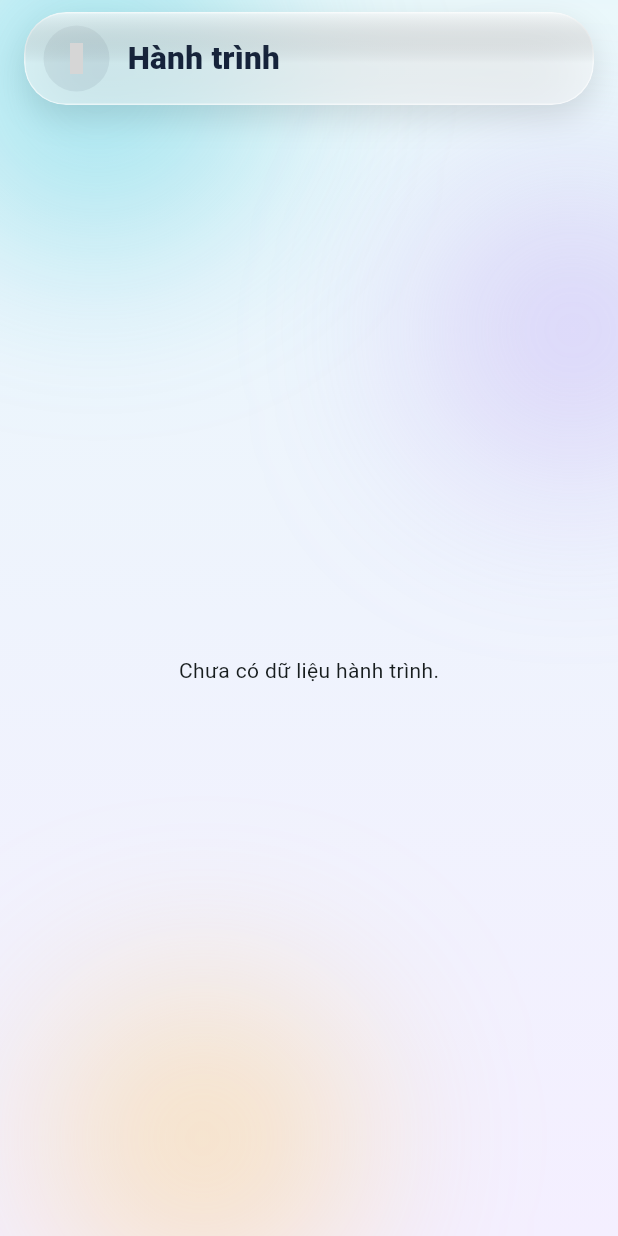
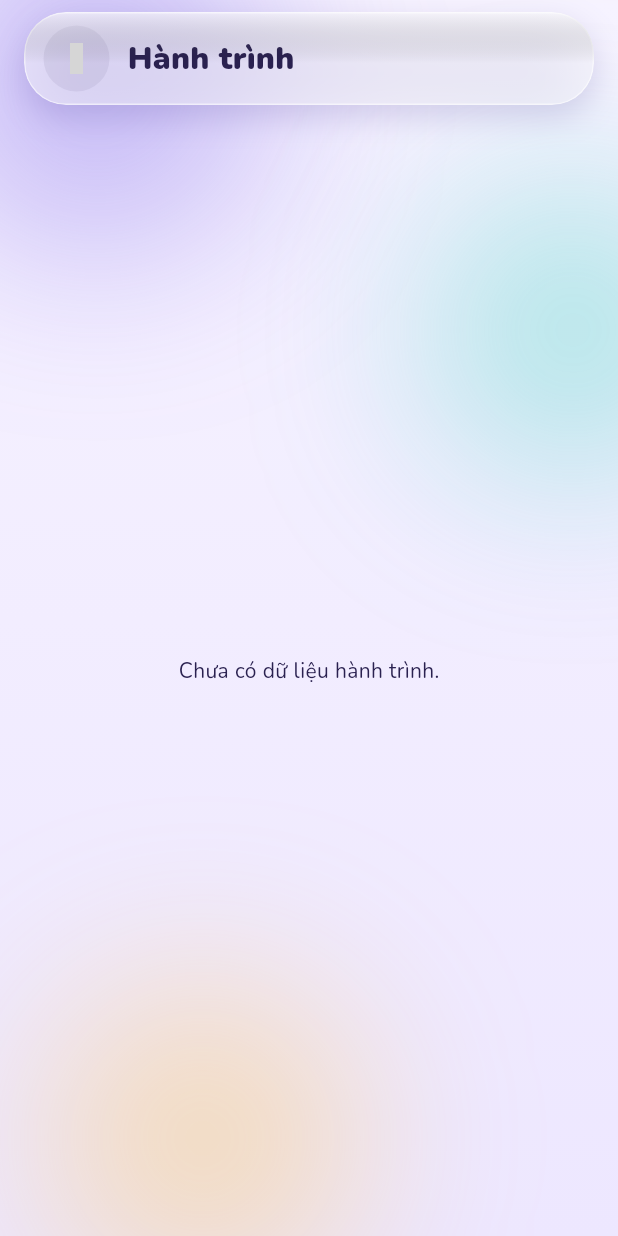
Before and after one commit to hvan128/wonderlens, a Flutter app: the TimelineScreen screen opened by its route, on a phone screen of 412 x 824 dp. Run offline on Flutter 3.47's test engine with Material 3 defaults, Android fonts, the phone set to English and light mode, and no system bars; drawn by our look-alikes of flutter_animate; our stand-ins replace camera, confetti, flutter_riverpod, flutter_tts, go_router, google_fonts and 5 more; accounts and stored records are empty; grey boxes are pictures that could not be loaded.

Commit message:
TASK-015: re-skin UI tông tím + mascot Tia + typography (giữ luồng main)
Áp lại lớp visual của bản redesign "mockup v2" (đã bị revert 76215be) lên main,
KHÔNG gộp Learn & Play và KHÔNG thêm luồng phim AI — giữ nguyên timeline + journey_video.

- Palette/tokens/app_theme: teal → tím #6B4EE6 (giữ tên biến để tương thích call-site)
- Typography mới: Fredoka (display) + Nunito (body) qua google_fonts
- Mascot Tia (CustomPaint) + gắn vào màn Onboarding; wordmark/body đổi sang Fredoka/Nunito
- Component: wonder_button (foreground/glow), wonder_background, wonder_progress (mới), ui.dart, phosphor_compat
- ADR typography tái đánh số 006 → 010 (tránh đụng ADR-006-on-device-object-cutout)
- Thêm dependency google_fonts; .gitignore bỏ qua .idea/.vscode
- Fix test fail có sẵn do revert: share_test mong '🏅 Giấy' nhưng widget render icon + 'Giấy'

Không đụng file member (router/main/object_content/Learn&Play). analyze sạch, 18/18 test pass, build apk debug ok.

Co-Authored-By: Claude Opus 4.8 (1M context) <noreply@anthropic.com>

```diff
--- a/app/lib/theme/wonder_tokens.dart
+++ b/app/lib/theme/wonder_tokens.dart
@@ -4,58 +4,132 @@ import 'package:flutter/material.dart';
 /// WonderLens design tokens — nguồn sự thật duy nhất cho toàn bộ giao diện.
 /// Mọi component/màn hình lấy màu, khoảng cách, bo góc, độ mờ kính, thời lượng
 /// & đường cong animation từ đây để UI luôn đồng bộ.
+///
+/// v2 — "luồng video AI": bảng màu xoay quanh **tím kỳ diệu** (#6B4EE6) + vàng
+/// tia sáng (#FFC23C), nền oải hương dịu, mực chữ ánh tím. Bám sát
+/// `wonderlens-mockup.html`. Tên token cũ (teal/cyan/sky…) được giữ làm **bí danh
+/// tương thích** để không phải sửa từng call-site; giá trị đã ánh xạ sang hệ tím.
 /// ============================================================================
 
 /// Bảng màu thương hiệu.
 abstract final class WonderColors {
-  // Màu chủ đạo — teal vui mắt, phối sky/grape/sunny/mint cho cảm giác cầu vồng.
-  static const Color teal = Color(0xFF26C6DA);
-  static const Color tealDeep = Color(0xFF0E97AC);
-  static const Color cyan = Color(0xFF22D3EE);
-  static const Color sky = Color(0xFF38BDF8);
-  static const Color indigo = Color(0xFF7C8CF8);
-  static const Color grape = Color(0xFFB794F4);
-  static const Color mint = Color(0xFF5EEAD4);
-  static const Color sunny = Color(0xFFFFC857);
-  static const Color coral = Color(0xFFFF8A65);
+  // —— Hệ tím kỳ diệu (canonical) ——
+  /// Tím chủ đạo — màu thương hiệu.
+  static const Color wonder = Color(0xFF6B4EE6);
 
-  // Nền tối cho kính đặt trên camera (chữ trắng luôn đọc rõ).
-  static const Color ink = Color(0xFF0B1220);
-  static const Color inkSoft = Color(0xFF14203A);
+  /// Tím sâu — dùng cho mực nhấn, đáy gradient, chữ trên kính sáng.
+  static const Color wonderDeep = Color(0xFF3A2A8C);
 
-  // Mực chữ trên nền sáng.
-  static const Color textStrong = Color(0xFF15233B);
-  static const Color textSoft = Color(0xFF54657F);
+  /// Tím nhạt (oải hương) — nền chip, vùng nhấn dịu.
+  static const Color wonderSoft = Color(0xFFEDE7FF);
 
-  // Nền sáng cho các màn nội dung.
-  static const Color canvasTop = Color(0xFFEAF8FB);
-  static const Color canvasBottom = Color(0xFFF4EFFF);
+  /// Tím sáng — đỉnh gradient nút/halo.
+  static const Color violet = Color(0xFF7C5BFF);
+
+  /// Tím-chàm trung gian cho gradient.
+  static const Color indigoDeep = Color(0xFF5B3FD6);
+
+  /// Vàng tia sáng — màu phụ rực rỡ (CTA, huy hiệu, sparkle).
+  static const Color spark = Color(0xFFFFC23C);
+
+  /// Mực nâu trên nền vàng tia sáng (đủ tương phản, ấm).
+  static const Color onSpark = Color(0xFF4A2E00);
+
+  // —— Bí danh tương thích (giá trị đã ánh xạ sang hệ tím) ——
+  /// (legacy "teal") → tím chủ đạo.
+  static const Color teal = wonder;
+
+  /// (legacy "tealDeep") → tím sâu.
+  static const Color tealDeep = wonderDeep;
+
+  /// (legacy "cyan") → tím sáng (đỉnh gradient).
+  static const Color cyan = violet;
+
+  /// Xanh trời phụ — giữ cho dải cầu vồng & vài điểm nhấn mát.
+  static const Color sky = Color(0xFF4FC3F7);
+
+  /// (legacy "indigo") → tím-chàm trung gian.
+  static const Color indigo = indigoDeep;
+
+  /// Tím nho — nhấn phụ (wordmark, nút chia sẻ).
+  static const Color grape = Color(0xFF8B6FE8);
+
+  /// Bạc hà — điểm nhấn tươi (live-chip camera, thanh tiến độ).
+  static const Color mint = Color(0xFF2FD3BC);
+
+  /// (legacy "sunny") → vàng tia sáng.
+  static const Color sunny = spark;
+
+  /// San hô — cảnh báo nhẹ / nhãn "MỚI".
+  static const Color coral = Color(0xFFFF7A8A);
+
+  // —— Nền tối cho kính đặt trên camera (chữ trắng luôn đọc rõ) ——
+  static const Color ink = Color(0xFF14102E);
+  static const Color inkSoft = Color(0xFF2B2550);
+
+  // —— Mực chữ trên nền sáng ——
+  static const Color textStrong = Color(0xFF2A2150);
+  static const Color textSoft = Color(0xFF736A99);
+  static const Color textFaint = Color(0xFFA9A1C9);
+
+  // —— Nền sáng cho các màn nội dung (oải hương) ——
+  static const Color canvasTop = Color(0xFFF7F3FF);
+  static const Color canvasBottom = Color(0xFFEDE7FF);
+
+  // —— Mã màu vật liệu (đồng bộ huy hiệu / nhãn lưới) ——
+  static const Color matPlastic = Color(0xFF4FB0F7); // Nhựa
+  static const Color matMetal = Color(0xFF9AA3B8); // Kim loại
+  static const Color matPaper = Color(0xFFE8B873); // Giấy
+  static const Color matWood = Color(0xFFB6855A); // Gỗ
+
+  /// Màu đại diện cho một nhóm vật liệu (theo tên tiếng Việt trong catalog).
+  static Color material(String name) {
+    switch (name) {
+      case 'Nhựa':
+        return matPlastic;
+      case 'Kim loại':
+        return matMetal;
+      case 'Giấy':
+        return matPaper;
+      case 'Gỗ':
+        return matWood;
+      default:
+        return wonder;
+    }
+  }
 }
 
 /// Dải gradient dùng lại nhiều nơi.
 abstract final class WonderGradients {
   /// Vòng quét cầu vồng — bắt đầu & kết thúc cùng màu để xoay liền mạch.
   static const List<Color> ring = <Color>[
-    WonderColors.teal,
+    WonderColors.wonder,
     WonderColors.sky,
     WonderColors.grape,
-    WonderColors.sunny,
+    WonderColors.spark,
     WonderColors.mint,
-    WonderColors.teal,
+    WonderColors.wonder,
   ];
 
-  /// Nút hành động chính.
+  /// Nút hành động chính (tím).
   static const LinearGradient cta = LinearGradient(
     begin: Alignment.topLeft,
     end: Alignment.bottomRight,
-    colors: <Color>[WonderColors.cyan, WonderColors.teal, WonderColors.sky],
+    colors: <Color>[WonderColors.violet, WonderColors.wonder, WonderColors.indigoDeep],
+  );
+
+  /// Nút/điểm nhấn vàng tia sáng (CTA chào mừng, "Chia sẻ phim").
+  static const LinearGradient sunny = LinearGradient(
+    begin: Alignment.topLeft,
+    end: Alignment.bottomRight,
+    colors: <Color>[Color(0xFFFFD66B), WonderColors.spark],
   );
 
   /// Huy hiệu emoji / điểm nhấn tròn.
   static const LinearGradient badge = LinearGradient(
     begin: Alignment.topLeft,
     end: Alignment.bottomRight,
-    colors: <Color>[WonderColors.teal, WonderColors.sky],
+    colors: <Color>[WonderColors.violet, WonderColors.wonder],
   );
 
   /// Nền màn nội dung (sáng, dịu mắt cho trẻ đọc).
@@ -63,6 +137,21 @@ abstract final class WonderGradients {
     begin: Alignment.topCenter,
     end: Alignment.bottomCenter,
     colors: <Color>[WonderColors.canvasTop, WonderColors.canvasBottom],
+  );
+
+  /// Nền tối "kỳ diệu" cho các màn full-screen (Welcome / Generating / Badge).
+  static const RadialGradient magic = RadialGradient(
+    center: Alignment(0, -0.5),
+    radius: 1.1,
+    colors: <Color>[WonderColors.violet, Color(0xFF4226A6), Color(0xFF2A1670)],
+    stops: <double>[0.0, 0.62, 1.0],
+  );
+
+  /// Nền camera (tím rất sâu, tối).
+  static const RadialGradient camera = RadialGradient(
+    center: Alignment(0, -0.1),
+    radius: 1.0,
+    colors: <Color>[WonderColors.inkSoft, WonderColors.ink],
   );
 }
 
@@ -107,7 +196,7 @@ abstract final class WonderTokens {
 abstract final class WonderShadows {
   static List<BoxShadow> soft = <BoxShadow>[
     BoxShadow(
-      color: Colors.black.withValues(alpha: 0.12),
+      color: WonderColors.wonderDeep.withValues(alpha: 0.18),
       blurRadius: 18,
       offset: const Offset(0, 8),
     ),
@@ -115,9 +204,9 @@ abstract final class WonderShadows {
 
   static List<BoxShadow> card = <BoxShadow>[
     BoxShadow(
-      color: WonderColors.tealDeep.withValues(alpha: 0.12),
-      blurRadius: 28,
-      offset: const Offset(0, 14),
+      color: WonderColors.wonderDeep.withValues(alpha: 0.22),
+      blurRadius: 30,
+      offset: const Offset(0, 16),
     ),
   ];
 
--- a/app/lib/ui/phosphor_compat.dart
+++ b/app/lib/ui/phosphor_compat.dart
@@ -47,15 +47,23 @@ abstract final class PhosphorIconsBold {
   static const IconData arrowRight = Symbols.arrow_forward;
   static const IconData books = Symbols.auto_stories;
   static const IconData camera = Symbols.photo_camera;
+  static const IconData caretRight = Symbols.chevron_right;
   static const IconData compass = Symbols.explore;
+  static const IconData dotsThree = Symbols.more_horiz;
+  static const IconData downloadSimple = Symbols.download;
   static const IconData flashlight = Symbols.flashlight_on;
   static const IconData flask = Symbols.science;
+  static const IconData floppyDisk = Symbols.save;
+  static const IconData gridFour = Symbols.grid_view;
   static const IconData houseSimple = Symbols.home;
   static const IconData lockSimple = Symbols.lock;
   static const IconData magnifyingGlass = Symbols.search;
   static const IconData question = Symbols.help;
+  static const IconData repeat = Symbols.replay;
   static const IconData shareNetwork = Symbols.share;
+  static const IconData star = Symbols.star;
   static const IconData stop = Symbols.stop_circle;
+  static const IconData x = Symbols.close;
 }
 
 /// Nét đặc (fill).
@@ -66,10 +74,12 @@ abstract final class PhosphorIconsFill {
   static const IconData lightbulb = Symbols.lightbulb;
   static const IconData lightning = Symbols.bolt;
   static const IconData medal = Symbols.workspace_premium;
+  static const IconData pause = Symbols.pause;
   static const IconData play = Symbols.play_arrow;
   static const IconData sealCheck = Symbols.verified;
   static const IconData sparkle = Symbols.auto_awesome;
   static const IconData speakerSimpleHigh = Symbols.volume_up;
+  static const IconData star = Symbols.star;
   static const IconData trophy = Symbols.emoji_events;
   static const IconData warningCircle = Symbols.error;
 }
--- a/app/lib/ui/ui.dart
+++ b/app/lib/ui/ui.dart
@@ -7,12 +7,15 @@ export 'package:material_symbols_icons/symbols.dart';
 export 'phosphor_compat.dart';
 
 export '../theme/wonder_tokens.dart';
+export '../theme/wonder_typography.dart';
 export 'glass_surface.dart';
 export 'pressable.dart';
 export 'scan_ring_button.dart';
+export 'tia_mascot.dart';
 export 'wonder_background.dart';
 export 'wonder_button.dart';
 export 'wonder_chip.dart';
 export 'wonder_header.dart';
+export 'wonder_progress.dart';
 export 'wonder_scaffold.dart';
 export 'wonder_transitions.dart';
--- a/app/lib/ui/wonder_background.dart
+++ b/app/lib/ui/wonder_background.dart
@@ -21,17 +21,17 @@ class WonderBackground extends StatelessWidget {
           const Positioned(
             top: -60,
             left: -50,
-            child: _Blob(color: WonderColors.teal, size: 230, dy: 22),
+            child: _Blob(color: WonderColors.wonder, size: 230, dy: 22),
           ),
           const Positioned(
             top: 120,
             right: -70,
-            child: _Blob(color: WonderColors.grape, size: 200, dy: -26, delayMs: 600),
+            child: _Blob(color: WonderColors.mint, size: 200, dy: -26, delayMs: 600),
           ),
           const Positioned(
             bottom: -40,
             left: 30,
-            child: _Blob(color: WonderColors.sunny, size: 210, dy: 18, delayMs: 1200),
+            child: _Blob(color: WonderColors.spark, size: 210, dy: 18, delayMs: 1200),
           ),
           Positioned.fill(child: child),
         ],
--- a/app/pubspec.yaml
+++ b/app/pubspec.yaml
@@ -49,6 +49,7 @@ dependencies:
   flutter_animate: ^4.5.2
   animations: ^2.2.0
   material_symbols_icons: ^4.2951.0
+  google_fonts: ^8.1.0
 dev_dependencies:
   flutter_test:
     sdk: flutter
```
Also changed, not shown: app/lib/screens/onboarding_screen.dart (+10 -14 lines), app/lib/theme/app_theme.dart (+23 -6 lines), app/lib/theme/wonder_palette.dart (+11 -10 lines), app/lib/theme/wonder_typography.dart (added, +71 -0 lines), app/lib/ui/tia_mascot.dart (added, +137 -0 lines), app/lib/ui/wonder_button.dart (+15 -6 lines), app/lib/ui/wonder_progress.dart (added, +52 -0 lines), app/pubspec.lock, 4 other files.
